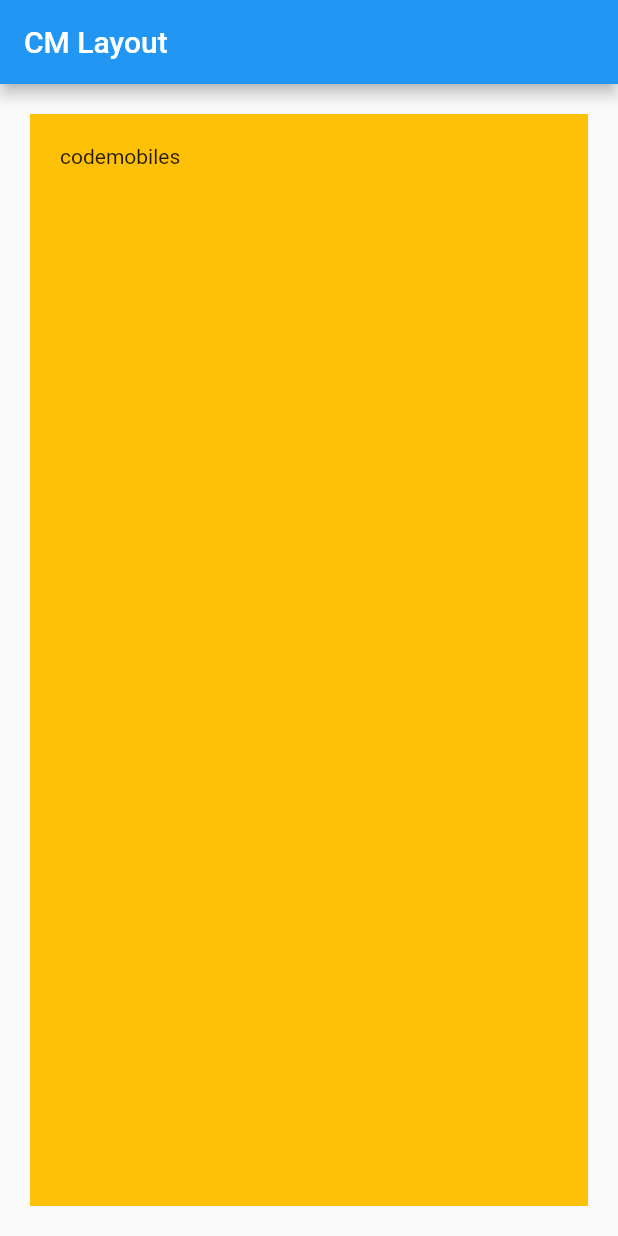
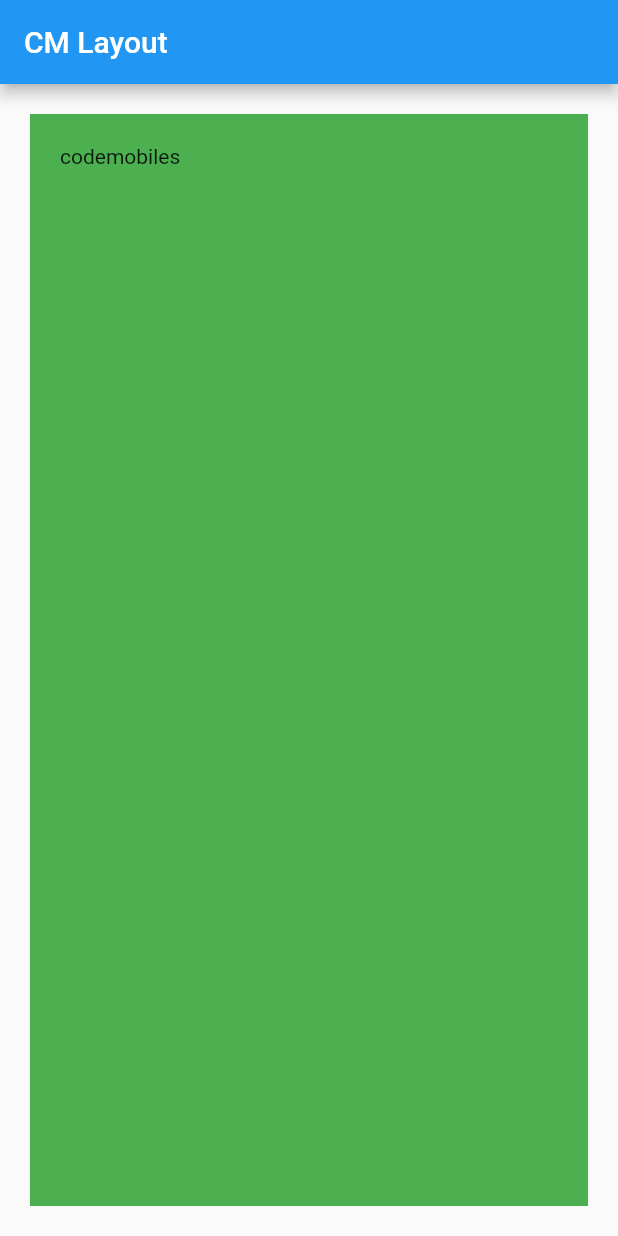
Before and after one commit to iiimomoniii/Flutter_App, a Flutter app: the screen it shows after launch, on a phone screen of 412 x 824 dp. Run offline on Flutter 3.47's test engine with Material 2 defaults, Android fonts, the phone set to English and light mode, and no system bars.

Commit message:
Update Code
ใช้ decoration ตกเเต่ง Container

```diff
--- a/lib/main.dart
+++ b/lib/main.dart
@@ -20,7 +20,7 @@ class MyApp extends StatelessWidget {
         //ส่วน ฺBody ของ Page
         body: Container(
           //กำหนดสีพื่นหลังของ Container
-          color: Colors.amber,
+          //color: Colors.amber,
           //constraints กำหนดความกว้างของ Container
           constraints : BoxConstraints.expand(),
           // padding เป็นตัวกำหนดให้ข้อความห่างจากขอบจอทุกด้าน
@@ -30,6 +30,9 @@ class MyApp extends StatelessWidget {
           //alignment เป็นกำหนดตำเเหน่งของข้อความ
           //Alignment Alignment.topCenter ชิดจอด้านบน
           //alignment: Alignment.topCenter,
+          //decoration ตกเเต่ง Container
+          //ถ้าจะกำหนดสีให้กับ Container ให้ ประกาศสีภายใต้ BoxDecoration
+          decoration: BoxDecoration(color: Colors.green),
           //ถ้ามีข้อความเกิดขึ้นข้อความ พื่นหลังของ Container (color: Colors) จะมีการเปลี่ยนเเปลงตามขอบเขตของ ข้อความนั้น
           child: Text("codemobiles"),
         ),
```
